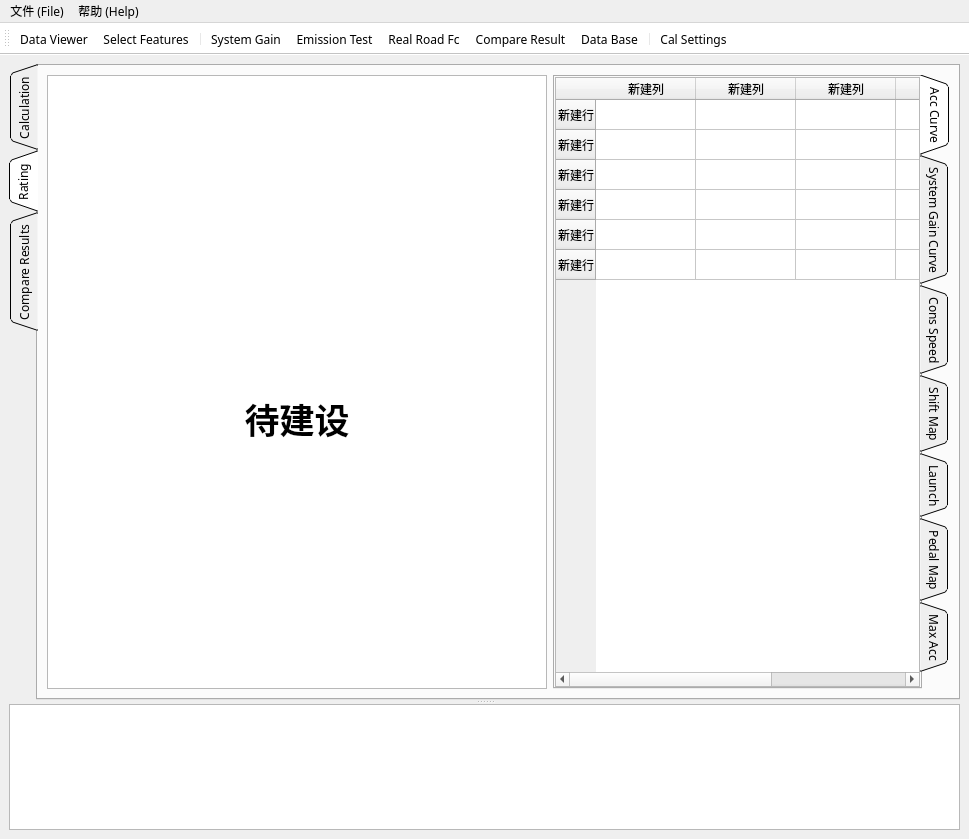
This is TestSolverUi.ui in huisede/SystemGain as Qt 5 draws it before an edit. The edited form follows.
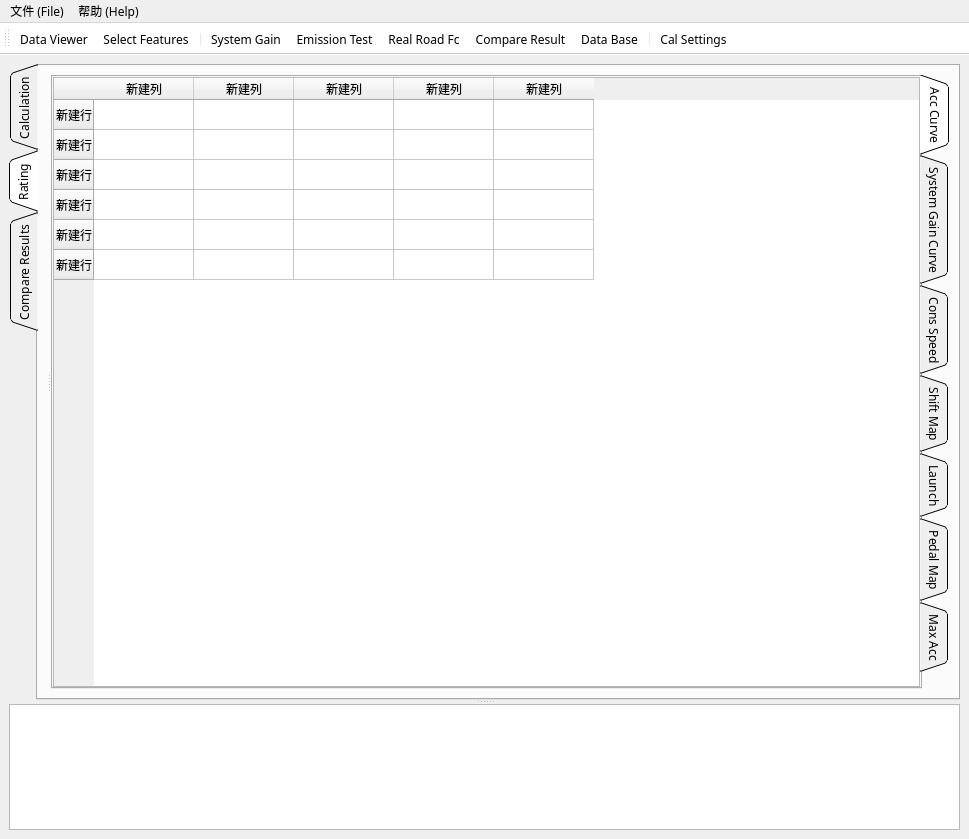
This is the edited form. The open tabs and pages were chosen to show the change. Icons and pictures are not drawn.

Patch:
```diff
--- a/TestSolverUi.ui
+++ b/TestSolverUi.ui
@@ -1673,42 +1673,13 @@
             </attribute>
             <layout class="QHBoxLayout" name="horizontalLayout_3">
              <item>
-              <layout class="QVBoxLayout" name="Cal_Result_page_acc_curve_tabLayV">
-               <property name="spacing">
-                <number>0</number>
+              <widget class="QSplitter" name="splitter">
+               <property name="orientation">
+                <enum>Qt::Horizontal</enum>
                </property>
-               <item>
-                <widget class="QTextBrowser" name="textBrowser">
-                 <property name="minimumSize">
-                  <size>
-                   <width>500</width>
-                   <height>0</height>
-                  </size>
-                 </property>
-                 <property name="html">
-                  <string>&lt;!DOCTYPE HTML PUBLIC &quot;-//W3C//DTD HTML 4.0//EN&quot; &quot;http://www.w3.org/TR/REC-html40/strict.dtd&quot;&gt;
-&lt;html&gt;&lt;head&gt;&lt;meta name=&quot;qrichtext&quot; content=&quot;1&quot; /&gt;&lt;style type=&quot;text/css&quot;&gt;
-p, li { white-space: pre-wrap; }
-&lt;/style&gt;&lt;/head&gt;&lt;body style=&quot; font-family:'Microsoft YaHei'; font-size:8.25pt; font-weight:400; font-style:normal;&quot;&gt;
-&lt;p align=&quot;center&quot; style=&quot;-qt-paragraph-type:empty; margin-top:0px; margin-bottom:0px; margin-left:0px; margin-right:0px; -qt-block-indent:0; text-indent:0px; font-family:'MS Shell Dlg 2';&quot;&gt;&lt;br /&gt;&lt;/p&gt;
-&lt;p align=&quot;center&quot; style=&quot;-qt-paragraph-type:empty; margin-top:0px; margin-bottom:0px; margin-left:0px; margin-right:0px; -qt-block-indent:0; text-indent:0px; font-family:'MS Shell Dlg 2'; font-size:14pt; font-weight:600;&quot;&gt;&lt;br /&gt;&lt;/p&gt;
-&lt;p align=&quot;center&quot; style=&quot;-qt-paragraph-type:empty; margin-top:0px; margin-bottom:0px; margin-left:0px; margin-right:0px; -qt-block-indent:0; text-indent:0px; font-family:'MS Shell Dlg 2'; font-size:14pt; font-weight:600;&quot;&gt;&lt;br /&gt;&lt;/p&gt;
-&lt;p align=&quot;center&quot; style=&quot;-qt-paragraph-type:empty; margin-top:0px; margin-bottom:0px; margin-left:0px; margin-right:0px; -qt-block-indent:0; text-indent:0px; font-family:'MS Shell Dlg 2'; font-size:14pt; font-weight:600;&quot;&gt;&lt;br /&gt;&lt;/p&gt;
-&lt;p align=&quot;center&quot; style=&quot;-qt-paragraph-type:empty; margin-top:0px; margin-bottom:0px; margin-left:0px; margin-right:0px; -qt-block-indent:0; text-indent:0px; font-family:'MS Shell Dlg 2'; font-size:14pt; font-weight:600;&quot;&gt;&lt;br /&gt;&lt;/p&gt;
-&lt;p align=&quot;center&quot; style=&quot;-qt-paragraph-type:empty; margin-top:0px; margin-bottom:0px; margin-left:0px; margin-right:0px; -qt-block-indent:0; text-indent:0px; font-family:'MS Shell Dlg 2'; font-size:14pt; font-weight:600;&quot;&gt;&lt;br /&gt;&lt;/p&gt;
-&lt;p align=&quot;center&quot; style=&quot;-qt-paragraph-type:empty; margin-top:0px; margin-bottom:0px; margin-left:0px; margin-right:0px; -qt-block-indent:0; text-indent:0px; font-family:'MS Shell Dlg 2'; font-size:14pt; font-weight:600;&quot;&gt;&lt;br /&gt;&lt;/p&gt;
-&lt;p align=&quot;center&quot; style=&quot;-qt-paragraph-type:empty; margin-top:0px; margin-bottom:0px; margin-left:0px; margin-right:0px; -qt-block-indent:0; text-indent:0px; font-family:'MS Shell Dlg 2'; font-size:14pt; font-weight:600;&quot;&gt;&lt;br /&gt;&lt;/p&gt;
-&lt;p align=&quot;center&quot; style=&quot;-qt-paragraph-type:empty; margin-top:0px; margin-bottom:0px; margin-left:0px; margin-right:0px; -qt-block-indent:0; text-indent:0px; font-family:'MS Shell Dlg 2'; font-size:14pt; font-weight:600;&quot;&gt;&lt;br /&gt;&lt;/p&gt;
-&lt;p align=&quot;center&quot; style=&quot;-qt-paragraph-type:empty; margin-top:0px; margin-bottom:0px; margin-left:0px; margin-right:0px; -qt-block-indent:0; text-indent:0px; font-family:'MS Shell Dlg 2'; font-size:14pt; font-weight:600;&quot;&gt;&lt;br /&gt;&lt;/p&gt;
-&lt;p align=&quot;center&quot; style=&quot;-qt-paragraph-type:empty; margin-top:0px; margin-bottom:0px; margin-left:0px; margin-right:0px; -qt-block-indent:0; text-indent:0px; font-family:'MS Shell Dlg 2'; font-size:14pt; font-weight:600;&quot;&gt;&lt;br /&gt;&lt;/p&gt;
-&lt;p align=&quot;center&quot; style=&quot;-qt-paragraph-type:empty; margin-top:0px; margin-bottom:0px; margin-left:0px; margin-right:0px; -qt-block-indent:0; text-indent:0px; font-family:'MS Shell Dlg 2'; font-size:14pt; font-weight:600;&quot;&gt;&lt;br /&gt;&lt;/p&gt;
-&lt;p align=&quot;center&quot; style=&quot; margin-top:0px; margin-bottom:0px; margin-left:0px; margin-right:0px; -qt-block-indent:0; text-indent:0px;&quot;&gt;&lt;span style=&quot; font-family:'MS Shell Dlg 2'; font-size:26pt; font-weight:600;&quot;&gt;待建设&lt;/span&gt;&lt;/p&gt;&lt;/body&gt;&lt;/html&gt;</string>
-                 </property>
-                </widget>
-               </item>
-              </layout>
-             </item>
-             <item>
+               <widget class="QWidget" name="gridLayoutWidget">
+                <layout class="QGridLayout" name="Cal_Result_page_rating_curve_LayG"/>
+               </widget>
               <widget class="QTabWidget" name="Cal_Result_tabWidget">
                <property name="font">
                 <font>
@@ -1842,6 +1813,7 @@
                 </attribute>
                </widget>
               </widget>
+              </widget>
              </item>
             </layout>
            </widget>
```
Left out of the diff: 34 changed lines with no effect on the pictures. Lines whose indentation alone changed are shown as unchanged.
